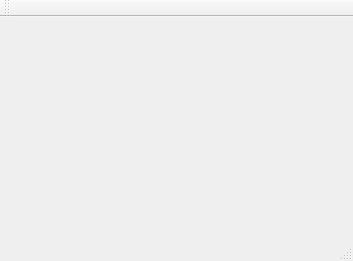
Before: the Qt Designer form kent10813/BJ/mainwindow.ui in h31/ProgrammingCourseBackup, drawn with Qt 5.
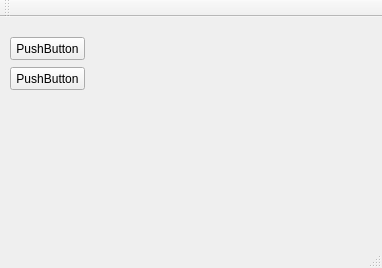
After: the same form once the commit is applied.

The edit to the form file:
```diff
--- a/kent10813/BJ/mainwindow.ui
+++ b/kent10813/BJ/mainwindow.ui
@@ -6,13 +6,13 @@
    <rect>
     <x>0</x>
     <y>0</y>
-    <width>353</width>
-    <height>261</height>
+    <width>382</width>
+    <height>268</height>
    </rect>
   </property>
   <property name="maximumSize">
    <size>
-    <width>400</width>
+    <width>16777215</width>
     <height>16777215</height>
    </size>
   </property>
@@ -22,7 +22,34 @@
   <property name="unifiedTitleAndToolBarOnMac">
    <bool>false</bool>
   </property>
-  <widget class="QWidget" name="centralWidget"/>
+  <widget class="QWidget" name="centralWidget">
+   <widget class="QPushButton" name="pushButton">
+    <property name="geometry">
+     <rect>
+      <x>10</x>
+      <y>20</y>
+      <width>75</width>
+      <height>23</height>
+     </rect>
+    </property>
+    <property name="text">
+     <string>PushButton</string>
+    </property>
+   </widget>
+   <widget class="QPushButton" name="pushButton_2">
+    <property name="geometry">
+     <rect>
+      <x>10</x>
+      <y>50</y>
+      <width>75</width>
+      <height>23</height>
+     </rect>
+    </property>
+    <property name="text">
+     <string>PushButton</string>
+    </property>
+   </widget>
+  </widget>
   <widget class="QMenuBar" name="menuBar">
    <property name="geometry">
     <rect>
```
Left out of the diff: 2 changed lines with no effect on the pictures.
